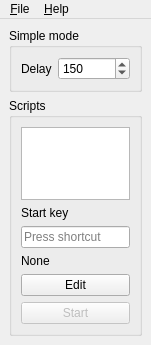
Above: ui/mainwindow.ui from kervala/autoclicker before the change. Below: the same form after it.
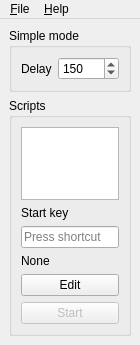
That is the form after the change.

Commit message: Changed: Smaller window

Patch:
```diff
--- a/ui/mainwindow.ui
+++ b/ui/mainwindow.ui
@@ -6,7 +6,7 @@
    <rect>
     <x>0</x>
     <y>0</y>
-    <width>151</width>
+    <width>124</width>
     <height>345</height>
    </rect>
   </property>
@@ -111,7 +111,7 @@
     <rect>
      <x>0</x>
      <y>0</y>
-     <width>151</width>
+     <width>124</width>
      <height>22</height>
     </rect>
    </property>
```
